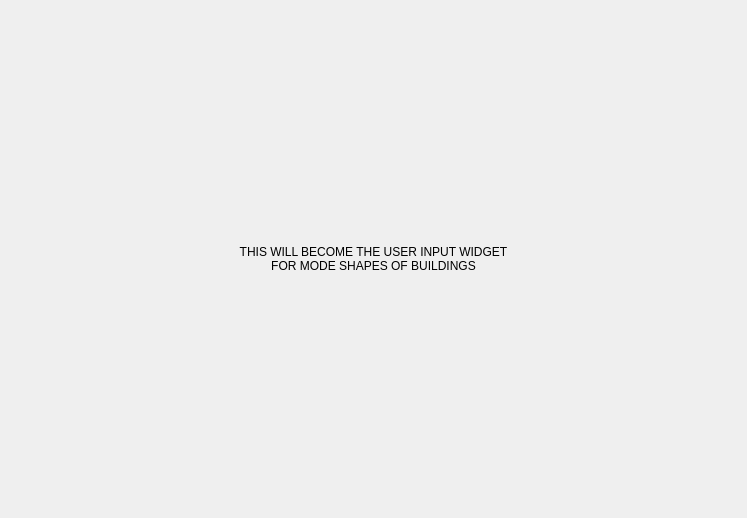
The window that EVENTS/usermodeshapes.ui (NHERI-SimCenter/WE-UQ) describes before a commit, drawn with Qt 5.
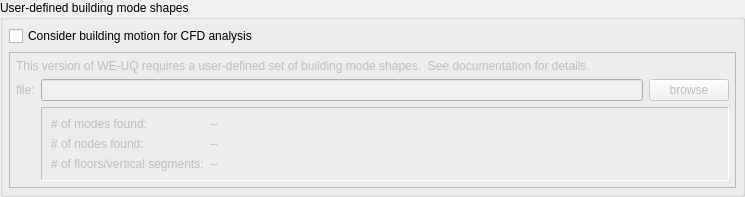
The same window after the commit.

Commit message:
user mode shapes available
temporary fix to Qt Creator allowed more work on this

What changed in the file:
```diff
--- a/EVENTS/usermodeshapes.ui
+++ b/EVENTS/usermodeshapes.ui
@@ -6,23 +6,178 @@
    <rect>
     <x>0</x>
     <y>0</y>
-    <width>747</width>
-    <height>518</height>
+    <width>745</width>
+    <height>197</height>
    </rect>
   </property>
   <property name="windowTitle">
    <string>Frame</string>
   </property>
   <layout class="QGridLayout" name="gridLayout">
-   <item row="0" column="0">
-    <widget class="QLabel" name="INFO">
-     <property name="text">
-      <string>THIS WILL BECOME THE USER INPUT WIDGET
-FOR MODE SHAPES OF BUILDINGS</string>
+   <property name="leftMargin">
+    <number>0</number>
+   </property>
+   <property name="topMargin">
+    <number>0</number>
+   </property>
+   <property name="rightMargin">
+    <number>0</number>
+   </property>
+   <property name="bottomMargin">
+    <number>0</number>
+   </property>
+   <property name="verticalSpacing">
+    <number>10</number>
+   </property>
+   <item row="1" column="0" colspan="3">
+    <widget class="QGroupBox" name="modeShapeMainGroup">
+     <property name="enabled">
+      <bool>true</bool>
      </property>
-     <property name="alignment">
-      <set>Qt::AlignCenter</set>
+     <property name="sizePolicy">
+      <sizepolicy hsizetype="Preferred" vsizetype="Preferred">
+       <horstretch>0</horstretch>
+       <verstretch>0</verstretch>
+      </sizepolicy>
      </property>
+     <property name="title">
+      <string>User-defined building mode shapes</string>
+     </property>
+     <layout class="QVBoxLayout" name="verticalLayout">
+      <property name="leftMargin">
+       <number>6</number>
+      </property>
+      <property name="topMargin">
+       <number>6</number>
+      </property>
+      <property name="rightMargin">
+       <number>6</number>
+      </property>
+      <property name="bottomMargin">
+       <number>6</number>
+      </property>
+      <item>
+       <widget class="QCheckBox" name="coupling_checkBox">
+        <property name="sizePolicy">
+         <sizepolicy hsizetype="Minimum" vsizetype="Fixed">
+          <horstretch>0</horstretch>
+          <verstretch>0</verstretch>
+         </sizepolicy>
+        </property>
+        <property name="text">
+         <string>Consider building motion for CFD analysis</string>
+        </property>
+       </widget>
+      </item>
+      <item>
+       <widget class="QFrame" name="modeShapeGroup">
+        <property name="enabled">
+         <bool>false</bool>
+        </property>
+        <property name="frameShape">
+         <enum>QFrame::StyledPanel</enum>
+        </property>
+        <property name="frameShadow">
+         <enum>QFrame::Raised</enum>
+        </property>
+        <layout class="QGridLayout" name="gridLayout_2">
+         <property name="leftMargin">
+          <number>6</number>
+         </property>
+         <property name="topMargin">
+          <number>6</number>
+         </property>
+         <property name="rightMargin">
+          <number>6</number>
+         </property>
+         <property name="bottomMargin">
+          <number>6</number>
+         </property>
+         <property name="verticalSpacing">
+          <number>6</number>
+         </property>
+         <item row="2" column="1" colspan="2">
+          <widget class="QFrame" name="infoFrame">
+           <property name="frameShape">
+            <enum>QFrame::Panel</enum>
+           </property>
+           <property name="frameShadow">
+            <enum>QFrame::Sunken</enum>
+           </property>
+           <layout class="QFormLayout" name="formLayout">
+            <item row="0" column="0">
+             <widget class="QLabel" name="modesLabel">
+              <property name="text">
+               <string># of modes found:</string>
+              </property>
+             </widget>
+            </item>
+            <item row="0" column="1">
+             <widget class="QLabel" name="modesCount">
+              <property name="text">
+               <string>--</string>
+              </property>
+             </widget>
+            </item>
+            <item row="1" column="0">
+             <widget class="QLabel" name="nodesLabel">
+              <property name="text">
+               <string># of nodes found:</string>
+              </property>
+             </widget>
+            </item>
+            <item row="1" column="1">
+             <widget class="QLabel" name="nodesCount">
+              <property name="text">
+               <string>--</string>
+              </property>
+             </widget>
+            </item>
+            <item row="2" column="0">
+             <widget class="QLabel" name="floorsLabel">
+              <property name="text">
+               <string># of floors/vertical segments:</string>
+              </property>
+             </widget>
+            </item>
+            <item row="2" column="1">
+             <widget class="QLabel" name="floorsCount">
+              <property name="text">
+               <string>--</string>
+              </property>
+             </widget>
+            </item>
+           </layout>
+          </widget>
+         </item>
+         <item row="1" column="1">
+          <widget class="QLineEdit" name="filename"/>
+         </item>
+         <item row="1" column="0">
+          <widget class="QLabel" name="info">
+           <property name="text">
+            <string>file:</string>
+           </property>
+          </widget>
+         </item>
+         <item row="1" column="2">
+          <widget class="QPushButton" name="browse_button">
+           <property name="text">
+            <string>browse</string>
+           </property>
+          </widget>
+         </item>
+         <item row="0" column="0" colspan="3">
+          <widget class="QLabel" name="label">
+           <property name="text">
+            <string>This version of WE-UQ requires a user-defined set of building mode shapes.  See documentation for details.</string>
+           </property>
+          </widget>
+         </item>
+        </layout>
+       </widget>
+      </item>
+     </layout>
     </widget>
    </item>
   </layout>
```
The commit also changes 3 other files.
